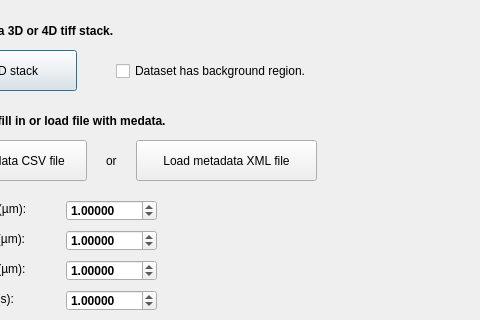
Above: CellECT/gui/new_workspace_layout.ui from ddiana/CellECT before the change; both pictures show x 104 to 584 and y 0 to 320 of the 584 by 802 pixel window. Below: the same form after it.
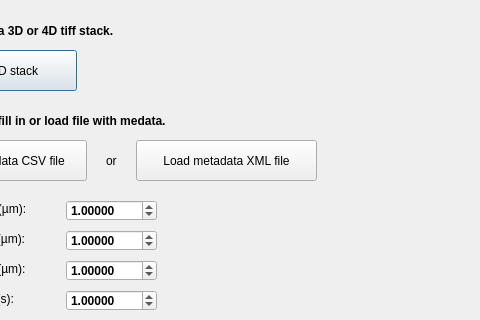
That is the form after the change.

Commit message: make background segments complete.

Diff of the .ui file:
```diff
--- a/CellECT/gui/new_workspace_layout.ui
+++ b/CellECT/gui/new_workspace_layout.ui
@@ -640,19 +640,6 @@
     <string>or</string>
    </property>
   </widget>
-  <widget class="QCheckBox" name="checkBox_has_bg">
-   <property name="geometry">
-    <rect>
-     <x>220</x>
-     <y>60</y>
-     <width>281</width>
-     <height>22</height>
-    </rect>
-   </property>
-   <property name="text">
-    <string>Dataset has background region.</string>
-   </property>
-  </widget>
  </widget>
  <tabstops>
   <tabstop>btn_select_img</tabstop>
```
Left out of the diff: 1 changed line with no effect on the pictures. The commit also changes 17 other files.
